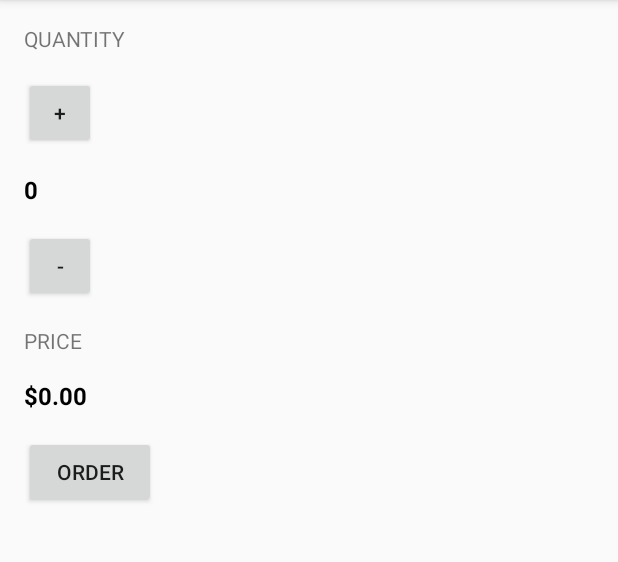
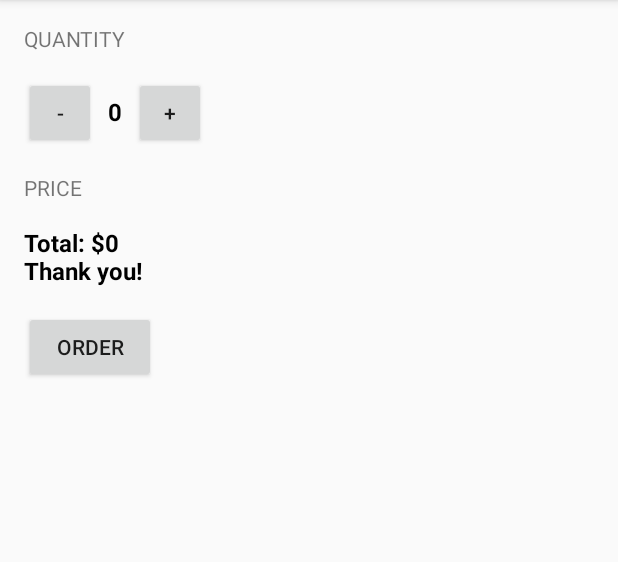
Before and after one commit to ShonenDi/Android-First-Look, an Android app: the screen it shows after launch (MainActivity), after a tap on "ORDER", on a phone screen of 412 x 824 dp, the part 84-646 px from its top. Run offline under Robolectric (Android 15) with nearby library versions, the phone set to English and light mode, and no system bars.

Commit message:
add String variable and massage

```diff
--- a/Jast Java/app/src/main/java/com/example/justjava/MainActivity.java
+++ b/Jast Java/app/src/main/java/com/example/justjava/MainActivity.java
@@ -25,8 +25,9 @@
      * This method is called when the order button is clicked.
      */
     public void submitOrder(View view) {
-        display(quantity);
-        displayPrice(quantity * 5);
+        int price = quantity * 5;
+        String priceMassage = "Total: $" + price + "\nThank you!";
+        displayMessage(priceMassage);
     }
 
     /**
@@ -60,4 +61,12 @@
         TextView priceTextView = (TextView) findViewById(R.id.price_text_view);
         priceTextView.setText(NumberFormat.getCurrencyInstance().format(number));
     }
+
+    /**
+     * This method displays the given text on the screen.
+     */
+    private void displayMessage(String message) {
+        TextView priceTextView = (TextView) findViewById(R.id.price_text_view);
+        priceTextView.setText(message);
+    }
 }
--- a/Jast Java/app/src/main/res/layout/activity_main.xml
+++ b/Jast Java/app/src/main/res/layout/activity_main.xml
@@ -2,11 +2,12 @@
 <LinearLayout xmlns:android="http://schemas.android.com/apk/res/android"
     android:layout_width="match_parent"
     android:layout_height="match_parent"
-    android:paddingRight="16dp"
+    android:orientation="vertical"
     android:paddingLeft="16dp"
     android:paddingTop="16dp"
-    android:paddingBottom="16dp"
-    android:orientation="vertical">
+    android:paddingRight="16dp"
+    android:paddingBottom="16dp">
+
 
     <TextView
         android:layout_width="wrap_content"
@@ -15,18 +16,23 @@
         android:text="Quantity"
         android:textAllCaps="true" />
 
+    <LinearLayout
+        android:layout_width="match_parent"
+        android:layout_height="wrap_content"
+        android:orientation="horizontal">
+
         <Button
             android:layout_width="48dp"
             android:layout_height="48dp"
-        android:onClick="increment"
-        android:layout_marginBottom="16dp"
-        android:text="+"
-        android:textAllCaps="true" />
+            android:onClick="decrement"
+            android:text="-" />
 
         <TextView
             android:id="@+id/quantity_text_view"
             android:layout_width="wrap_content"
             android:layout_height="wrap_content"
+            android:layout_marginLeft="8dp"
+            android:layout_marginRight="8dp"
             android:text="0"
             android:textColor="@android:color/black"
             android:textSize="16sp"
@@ -35,10 +41,10 @@
         <Button
             android:layout_width="48dp"
             android:layout_height="48dp"
-        android:onClick="decrement"
-        android:layout_marginTop="16dp"
-        android:text="-"
-        android:textAllCaps="true" />
+            android:onClick="increment"
+            android:text="+" />
+
+    </LinearLayout>
 
     <TextView
         android:layout_width="wrap_content"
@@ -60,8 +66,8 @@
     <Button
         android:layout_width="wrap_content"
         android:layout_height="wrap_content"
+        android:layout_marginTop="16dp"
         android:onClick="submitOrder"
-        android:layout_marginTop="16dp"
         android:text="order"
         android:textAllCaps="true" />
 </LinearLayout>
```
Lines whose indentation alone changed are shown as unchanged.
